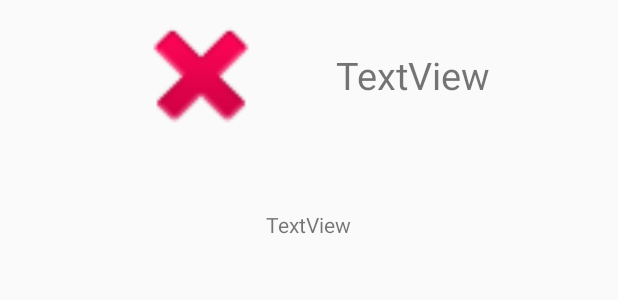
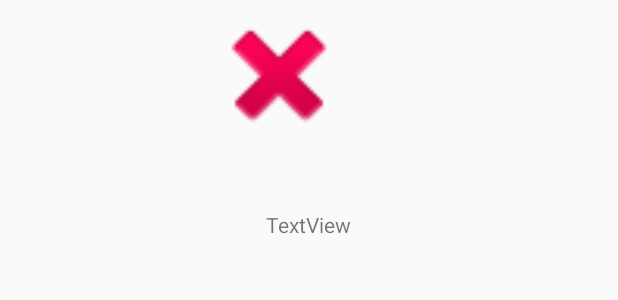
Before and after one commit to mattbekh/CMPT276_Project, an Android app: the layout violation_fragment_layout.xml on its own in the app's theme, with its tools: preview values and no code run, on a phone screen of 412 x 824 dp. Shown: the top 300 px of the screen. Run offline under Robolectric (Android 15) with nearby library versions, the phone set to English and light mode, and no system bars.

```diff
--- a/app/src/main/java/com/example/cmpt276project/ui/InspectionActivity.java
+++ b/app/src/main/java/com/example/cmpt276project/ui/InspectionActivity.java
@@ -106,6 +106,7 @@ public class InspectionActivity extends AppCompatActivity {
             int restaurantPos = extras.getInt("restaurant");
             restaurant = manager.get(restaurantPos);
             inspection = restaurant.getInspectionByIndex(pos);
+
         }
     }
 
--- a/app/src/main/res/layout/violation_fragment_layout.xml
+++ b/app/src/main/res/layout/violation_fragment_layout.xml
@@ -2,6 +2,8 @@
 <RelativeLayout xmlns:android="http://schemas.android.com/apk/res/android"
     xmlns:app="http://schemas.android.com/apk/res-auto"
     android:layout_width="match_parent" android:layout_height="match_parent">
+
+
     <RelativeLayout
         android:id="@+id/topbar"
         android:layout_width="match_parent"
@@ -18,14 +20,12 @@
             android:id="@+id/violationDate"
             android:layout_width="wrap_content"
             android:layout_height="wrap_content"
-        android:text="TextView"
-        android:textSize="25dp"
+            android:layout_centerVertical="true"
             android:layout_marginLeft="40dp"
             android:layout_toEndOf="@+id/violationIcon"
-        android:layout_centerVertical="true"/>
+            android:textSize="25dp" />
 
     </RelativeLayout>
-
 
     <TextView
         android:id="@+id/violationScrip"
```
Also changed, not shown: app/src/main/java/com/example/cmpt276project/ui/ViolationFragment.java (+23 -12 lines), app/src/main/java/com/example/cmpt276project/ui/ViolationsListAdapter.java (+37 -13 lines), app/src/main/res/drawable-v24/employee_icon.png (added), app/src/main/res/drawable-v24/food.png (added), app/src/main/res/drawable-v24/permit_icon.png (added). Lines whose indentation alone changed are shown as unchanged.
